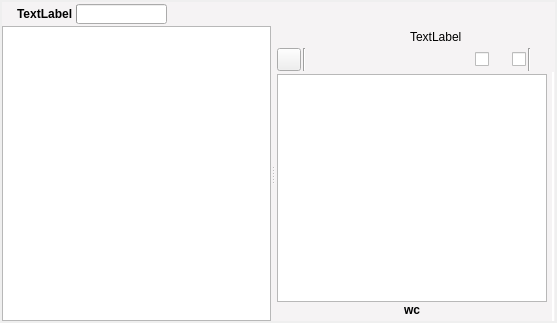
This is ui/manuscript_view.ui in zkovari/plotlyst as Qt 5 draws it before an edit. The edited form follows.
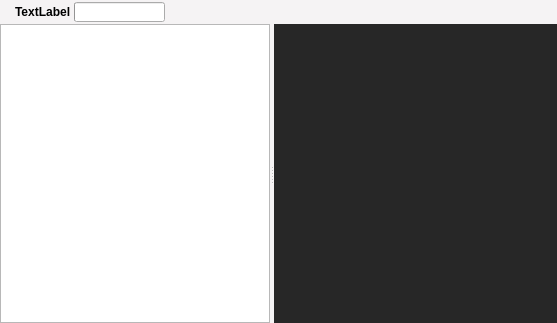
This is the edited form. The open tabs and pages were chosen to show the change. Custom widgets are drawn as their Qt base class.

Commit message: Refactor distraction-free editor

Diff of the .ui file:
```diff
--- a/ui/manuscript_view.ui
+++ b/ui/manuscript_view.ui
@@ -24,16 +24,16 @@
     <number>0</number>
    </property>
    <property name="leftMargin">
-    <number>2</number>
+    <number>0</number>
    </property>
    <property name="topMargin">
-    <number>2</number>
+    <number>0</number>
    </property>
    <property name="rightMargin">
-    <number>2</number>
+    <number>0</number>
    </property>
    <property name="bottomMargin">
-    <number>2</number>
+    <number>0</number>
    </property>
    <item>
     <widget class="QWidget" name="wdgTitle" native="true">
@@ -176,6 +176,16 @@
       </attribute>
      </widget>
      <widget class="QStackedWidget" name="stackedWidget">
+      <property name="styleSheet">
+       <string notr="true">#pageDistractionFree {
+background-color: rgb(39, 39, 39);
+}
+
+</string>
+      </property>
+      <property name="lineWidth">
+       <number>0</number>
+      </property>
       <property name="currentIndex">
        <number>0</number>
       </property>
@@ -428,7 +438,7 @@
               <number>2</number>
              </property>
              <property name="rightMargin">
-              <number>2</number>
+              <number>4</number>
              </property>
              <property name="bottomMargin">
               <number>2</number>
@@ -549,6 +559,25 @@
        </layout>
       </widget>
       <widget class="QWidget" name="pageEmpty"/>
+      <widget class="QWidget" name="pageDistractionFree">
+       <layout class="QVBoxLayout" name="verticalLayout_4">
+        <property name="spacing">
+         <number>3</number>
+        </property>
+        <property name="leftMargin">
+         <number>0</number>
+        </property>
+        <property name="topMargin">
+         <number>0</number>
+        </property>
+        <property name="rightMargin">
+         <number>0</number>
+        </property>
+        <property name="bottomMargin">
+         <number>0</number>
+        </property>
+       </layout>
+      </widget>
      </widget>
     </widget>
    </item>
@@ -570,17 +599,17 @@
    <extends>QTreeView</extends>
    <header>src.main.python.plotlyst.view.widget.scenes</header>
   </customwidget>
+  <customwidget>
+   <class>SprintWidget</class>
+   <extends>QWidget</extends>
+   <header>src.main.python.plotlyst.view.widget.manuscript</header>
+   <container>1</container>
+  </customwidget>
   <customwidget>
    <class>WordsDisplay</class>
    <extends>QLabel</extends>
    <header>src.main.python.plotlyst.view.widget.display</header>
   </customwidget>
-  <customwidget>
-   <class>SprintWidget</class>
-   <extends>QWidget</extends>
-   <header>src.main.python.plotlyst.view.widget.manuscript</header>
-   <container>1</container>
-  </customwidget>
   <customwidget>
    <class>ManuscriptTextEditor</class>
    <extends>QTextEdit</extends>
```
The commit also changes 6 other files.
